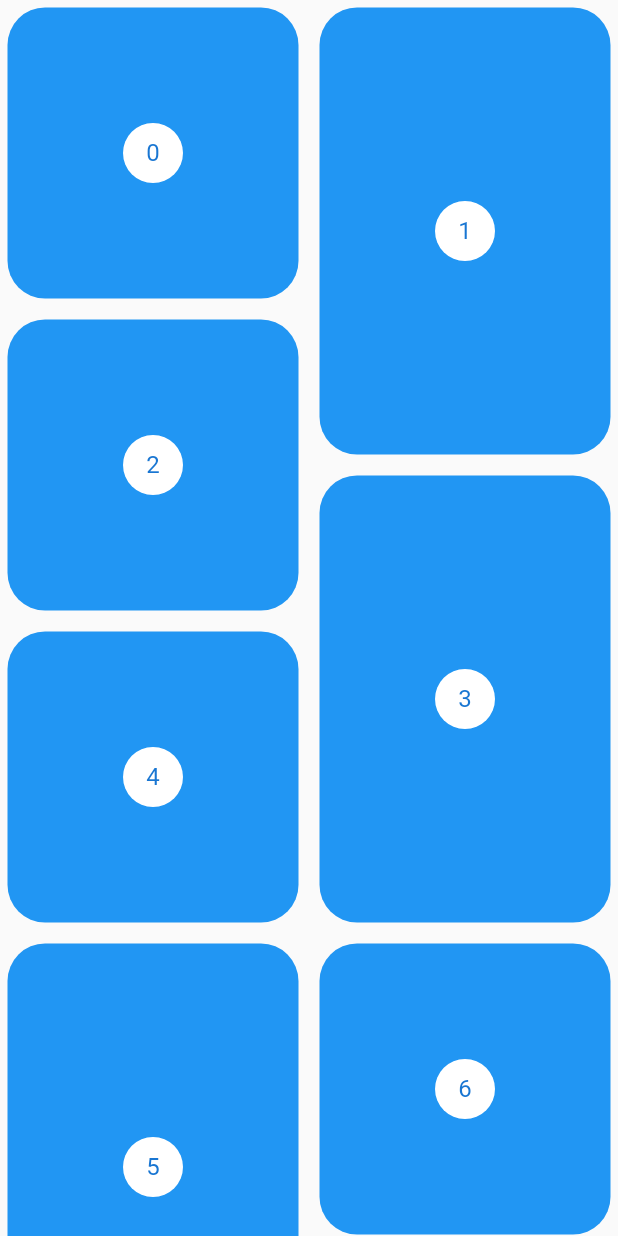
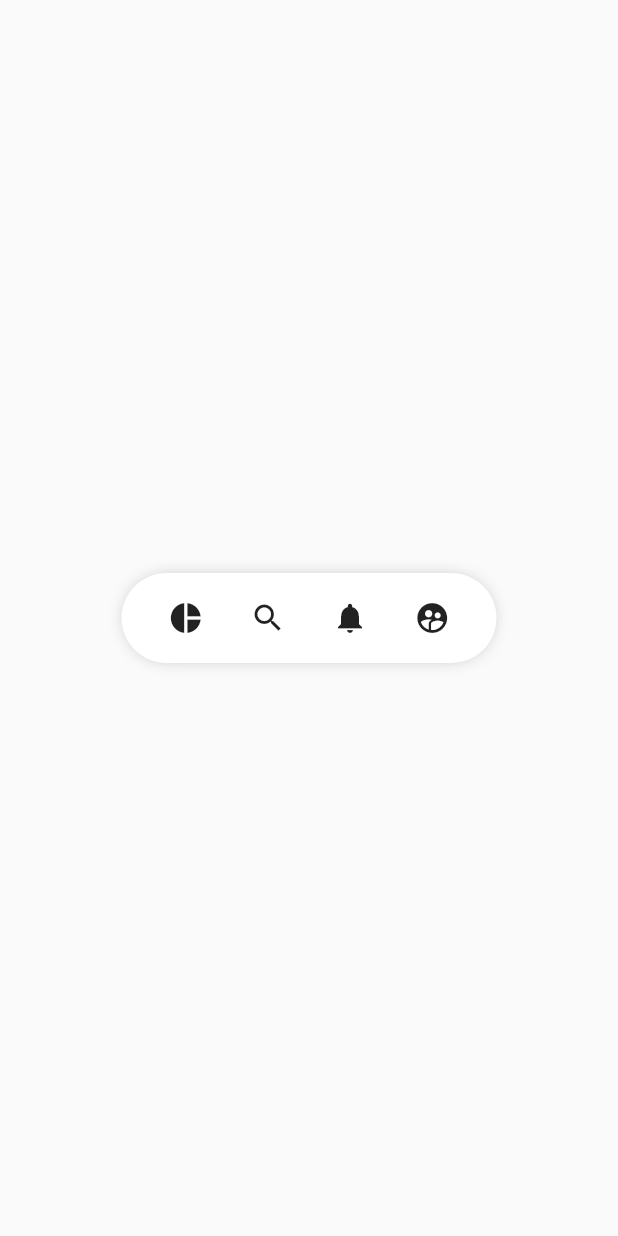
Before and after one commit to kervisvasquez1993/dise-o-flutter, a Flutter app: the screen it shows after launch, on a phone screen of 412 x 824 dp. Run offline on Flutter 3.47's test engine with Material 2 defaults, Android fonts, the phone set to English and light mode, and no system bars.

Commit message:
agregamos menu

```diff
--- a/lib/src/pages/pinterest_page.dart
+++ b/lib/src/pages/pinterest_page.dart
@@ -1,3 +1,4 @@
+import 'package:appredvital/src/widget/pinteres_menus.dart';
 import 'package:flutter/material.dart';
 import 'package:flutter_staggered_grid_view/flutter_staggered_grid_view.dart';
 
@@ -6,7 +7,8 @@ class PinterestPage extends StatelessWidget {
   Widget build(BuildContext context) {
     return Scaffold(
       body: Center(
-        child: _PinteresGrip(),
+        // child: _PinteresGrip(),
+        child: PinteresMenu(),
       ),
     );
   }
--- /dev/null
+++ b/lib/src/widget/pinteres_menus.dart
@@ -0,0 +1,77 @@
+import 'package:flutter/material.dart';
+
+class PinteresMenu extends StatelessWidget {
+  final List<PinteresButton> items = [
+    PinteresButton(
+        icon: Icons.pie_chart,
+        onPressed: () {
+          print('icon pie');
+        }),
+    PinteresButton(
+        icon: Icons.search,
+        onPressed: () {
+          print('icon pie222');
+        }),
+    PinteresButton(
+        icon: Icons.notifications,
+        onPressed: () {
+          print('icon pie2223333');
+        }),
+    PinteresButton(
+        icon: Icons.supervised_user_circle,
+        onPressed: () {
+          print('icon pie333');
+        }),
+  ];
+  @override
+  Widget build(BuildContext context) {
+    return Center(
+      child: Container(
+        child: _MenuItems(items),
+        width: 250,
+        height: 60,
+        decoration: BoxDecoration(
+            color: Colors.white,
+            borderRadius: BorderRadius.all(Radius.circular(100)),
+            boxShadow: <BoxShadow>[
+              BoxShadow(
+                color: Colors.black38,
+                blurRadius: 10,
+                spreadRadius: -5,
+              )
+            ]),
+      ),
+    );
+  }
+}
+
+class PinteresButton {
+  final Function onPressed;
+  final IconData icon;
+  PinteresButton({this.onPressed, this.icon});
+}
+
+class _MenuItems extends StatelessWidget {
+  final List<PinteresButton> menuItems;
+  _MenuItems(this.menuItems);
+  @override
+  Widget build(BuildContext context) {
+    return Row(
+        mainAxisAlignment: MainAxisAlignment.spaceEvenly,
+        children: List.generate(menuItems.length,
+            (index) => _PinterestMenuBotton(index, menuItems[index])));
+  }
+}
+
+class _PinterestMenuBotton extends StatelessWidget {
+  final int index;
+  final PinteresButton item;
+
+  _PinterestMenuBotton(this.index, this.item);
+  @override
+  Widget build(BuildContext context) {
+    return Container(
+      child: Icon(item.icon),
+    );
+  }
+}
```
